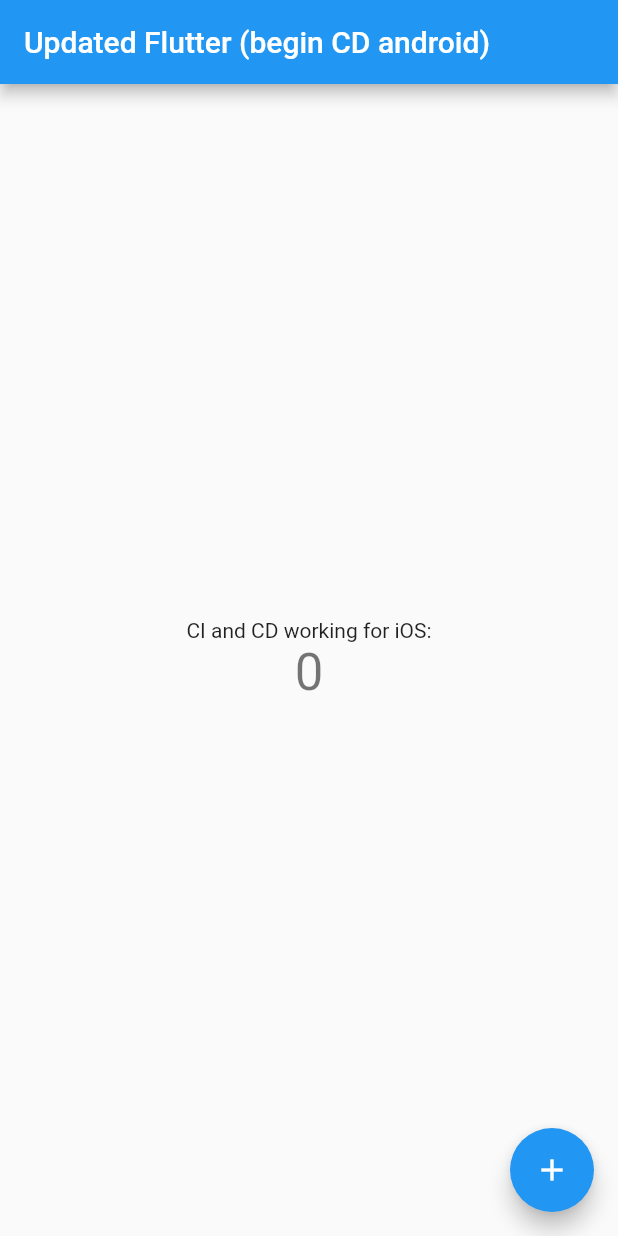
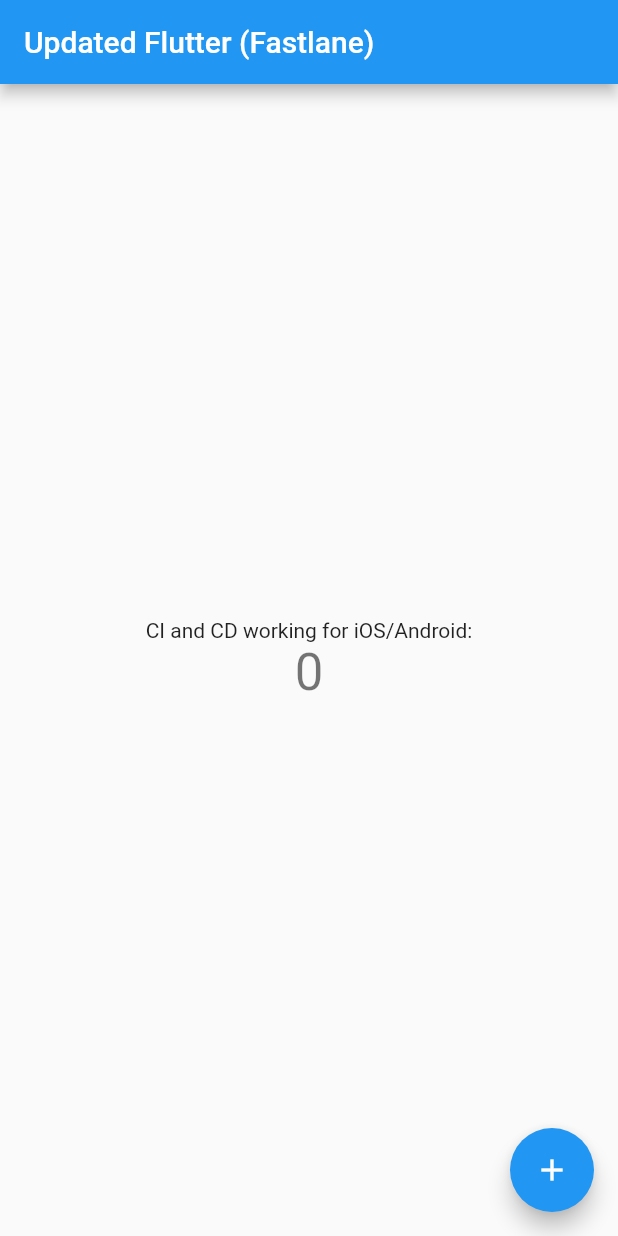
Before and after one commit to csmac3144/myapp, a Flutter app: the screen it shows after launch, on a phone screen of 412 x 824 dp. Run offline on Flutter 3.47's test engine with Material 2 defaults, Android fonts, the phone set to English and light mode, and no system bars.

Commit message:
built iOS

```diff
--- a/lib/main.dart
+++ b/lib/main.dart
@@ -19,7 +19,7 @@ class MyApp extends StatelessWidget {
         // counter didn't reset back to zero; the application is not restarted.
         primarySwatch: Colors.blue,
       ),
-      home: new MyHomePage(title: 'Updated Flutter (begin CD android)'),
+      home: new MyHomePage(title: 'Updated Flutter (Fastlane)'),
     );
   }
 }
@@ -90,7 +90,7 @@ class _MyHomePageState extends State<MyHomePage> {
           mainAxisAlignment: MainAxisAlignment.center,
           children: <Widget>[
             new Text(
-              'CI and CD working for iOS:',
+              'CI and CD working for iOS/Android:',
             ),
             new Text(
               '$_counter',
```
Also changed, not shown: 6 other files.
